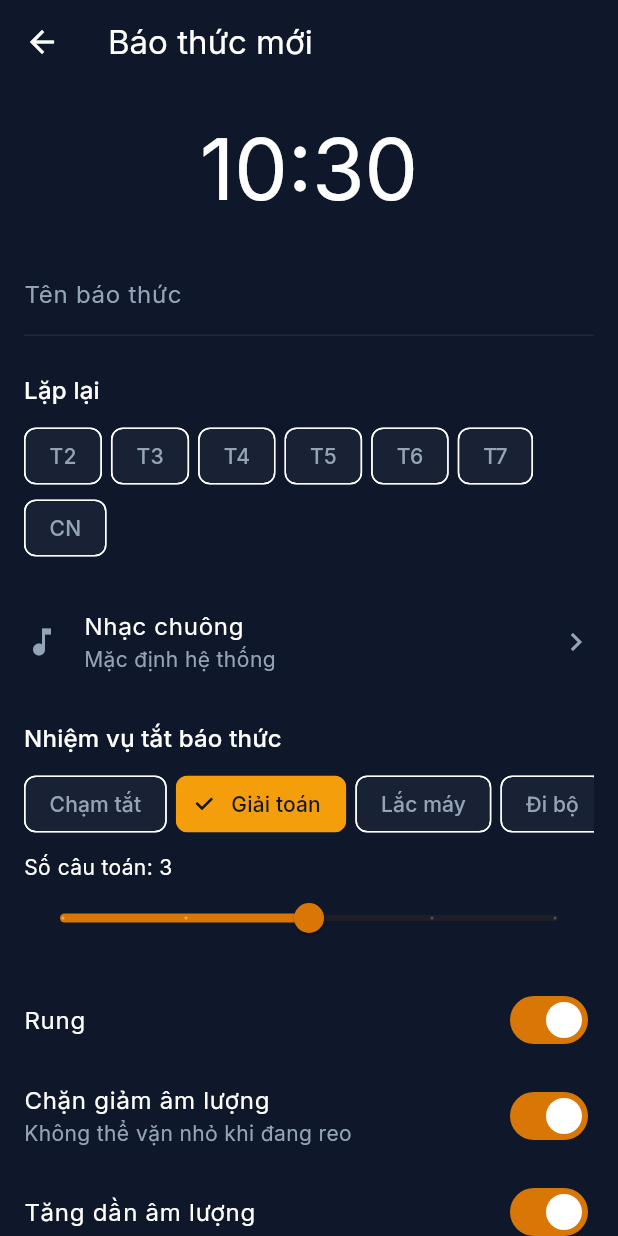
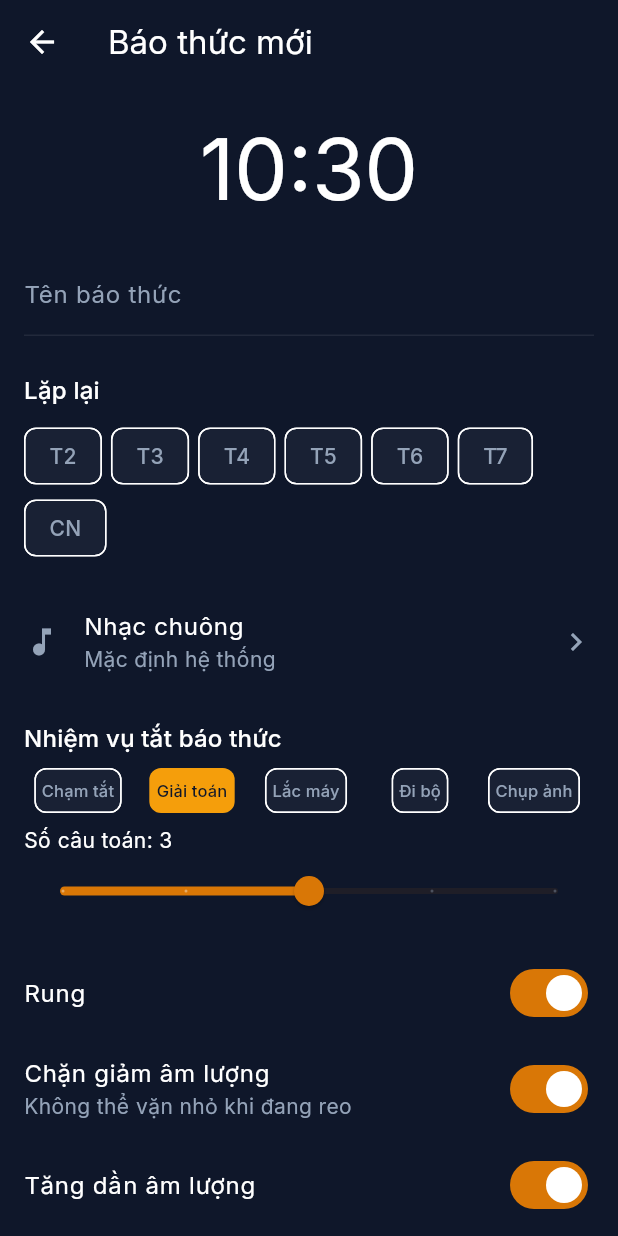
Before and after one commit to trangbo07/WakeLock_PRM393, a Flutter app: the AlarmEditPage screen opened by its route, on a phone screen of 412 x 824 dp. Run offline on Flutter 3.47's test engine with Material 3 defaults, Android fonts, the phone set to English and light mode, and no system bars; our stand-ins replace equatable, file_picker, flutter_dotenv, flutter_riverpod, google_fonts, image_picker and 3 more; missing offline and left inert: android_alarm_manager_plus, android_intent_plus, flutter_foreground_task, flutter_overlay_window; accounts and stored records are empty.

Commit message:
ui: fit all five dismiss-task chips on one row (equal-width, no scroll)

```diff
--- a/lib/features/alarm_management/presentation/widgets/dismiss_task_selector.dart
+++ b/lib/features/alarm_management/presentation/widgets/dismiss_task_selector.dart
@@ -19,22 +19,33 @@
     return Column(
       crossAxisAlignment: CrossAxisAlignment.start,
       children: [
-        // Single horizontal row; scrolls sideways when the chips overflow.
-        SingleChildScrollView(
-          scrollDirection: Axis.horizontal,
-          child: Row(
-            children: [
-              for (final type in DismissTaskType.values)
-                Padding(
-                  padding: const EdgeInsets.only(right: 6),
+        // All choices share one row (no horizontal scroll): equal-width,
+        // compact chips with small labels so five fit on screen.
+        Row(
+          children: [
+            for (final type in DismissTaskType.values)
+              Expanded(
+                child: Padding(
+                  padding: const EdgeInsets.only(right: 4),
                   child: ChoiceChip(
-                    label: Text(type.label),
+                    label: Text(
+                      type.label,
+                      textAlign: TextAlign.center,
+                      maxLines: 1,
+                      overflow: TextOverflow.ellipsis,
+                      style: const TextStyle(fontSize: 11),
+                    ),
                     selected: value.type == type,
+                    showCheckmark: false,
+                    visualDensity: VisualDensity.compact,
+                    materialTapTargetSize: MaterialTapTargetSize.shrinkWrap,
+                    labelPadding: const EdgeInsets.symmetric(horizontal: 2),
+                    padding: const EdgeInsets.symmetric(horizontal: 2, vertical: 6),
                     onSelected: (_) => onChanged(value.copyWith(type: type)),
                   ),
                 ),
-            ],
-          ),
+              ),
+          ],
         ),
         const SizedBox(height: 8),
         _buildParams(context),
```
